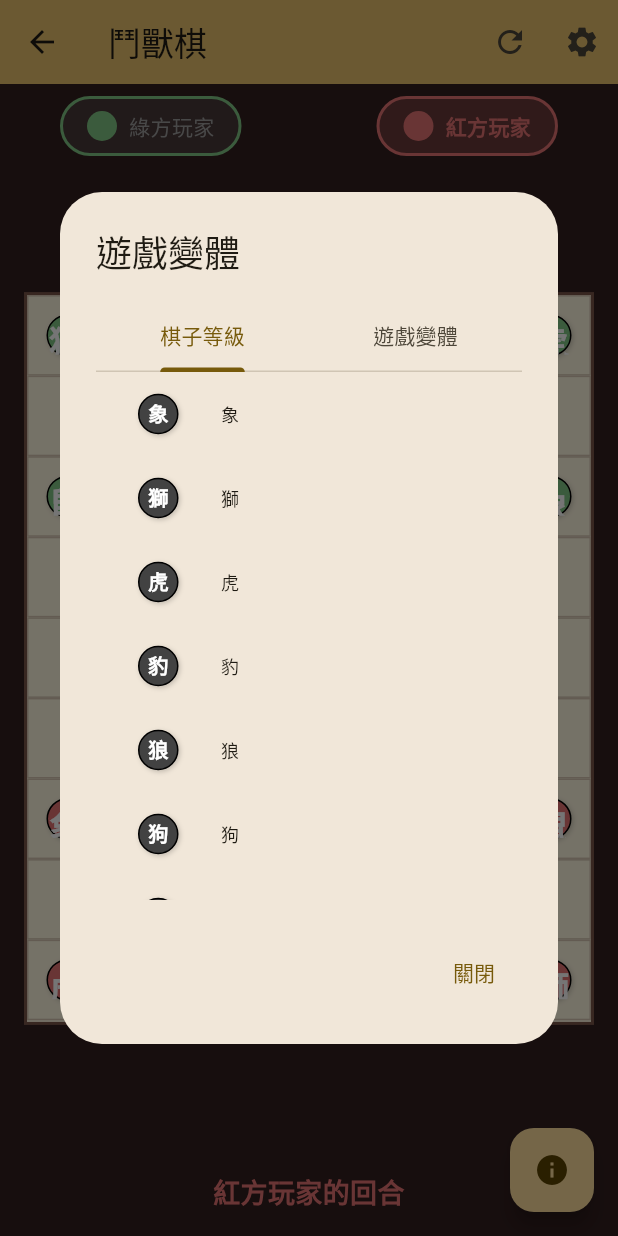
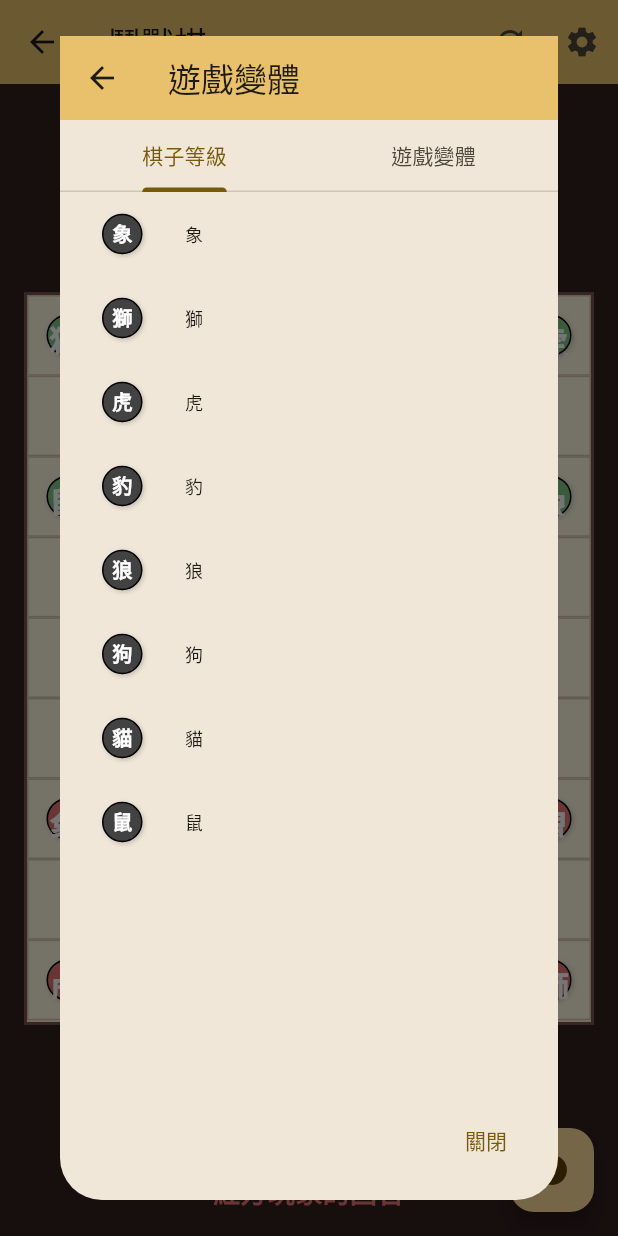
Before and after one commit to neoalienson/animal_chess, a Flutter app: the AnimalChessGameScreen screen opened directly, after a tap on the "info" icon, on a phone screen of 412 x 824 dp. Run offline on Flutter 3.47's test engine with Material 3 defaults, Android fonts, the phone set to English and light mode, and no system bars; our stand-ins replace confetti, get_it; generated files the repository leaves out were written again.

Commit message:
update height

```diff
--- a/lib/screens/animal_chess_game_screen.dart
+++ b/lib/screens/animal_chess_game_screen.dart
@@ -143,22 +143,35 @@ class _AnimalChessGameScreenState extends State<AnimalChessGameScreen> {
     showDialog(
       context: context,
       builder: (BuildContext context) {
-        return AlertDialog(
+        return Dialog(
+          child: Container(
+            constraints: const BoxConstraints(maxWidth: 500),
+            child: Column(
+              mainAxisSize: MainAxisSize.min,
+              children: [
+                AppBar(
                   title: Text(AppLocalizations.of(context).gameVariants),
-          content: SizedBox(
-            height: 400,
-            width: 300,
+                  backgroundColor: Theme.of(context).colorScheme.inversePrimary,
+                ),
+                Expanded(
                   child: GameInfoDialogWidget(
                     displayFormat: _displayFormat,
                     gameConfig: gameConfig,
                   ),
                 ),
-          actions: [
-            TextButton(
+                Padding(
+                  padding: const EdgeInsets.all(16.0),
+                  child: Align(
+                    alignment: Alignment.centerRight,
+                    child: TextButton(
                       child: Text(AppLocalizations.of(context).close),
                       onPressed: () => Navigator.of(context).pop(),
                     ),
+                  ),
+                ),
               ],
+            ),
+          ),
         );
       },
     );
--- a/lib/widgets/game_info_dialog_widget.dart
+++ b/lib/widgets/game_info_dialog_widget.dart
@@ -21,7 +21,7 @@ class GameInfoDialogWidget extends StatelessWidget {
     return DefaultTabController(
       length: 2,
       child: Column(
-        mainAxisSize: MainAxisSize.min,
+        mainAxisSize: MainAxisSize.max,
         children: [
           TabBar(
             tabs: [
```
Lines whose indentation alone changed are shown as unchanged.
